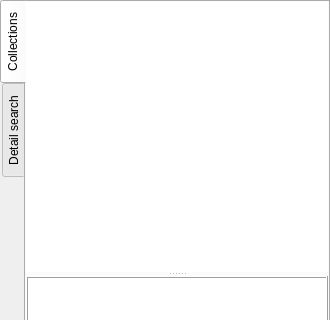
Qt form views/navigatorview.ui (caxapyk/pa-decision) before a commit; both pictures show x 0 to 330 and y 0 to 320 of the 330 by 600 pixel window.
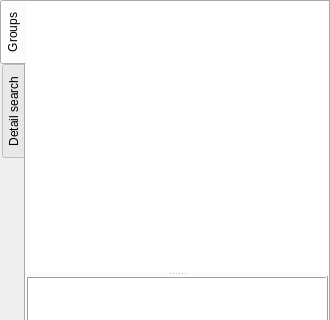
The same form after that commit. Icons and pictures are not drawn.

The edit to the form file:
```diff
--- a/views/navigatorview.ui
+++ b/views/navigatorview.ui
@@ -61,7 +61,7 @@
         <normaloff>:/icons/icons/collection-16.png</normaloff>:/icons/icons/collection-16.png</iconset>
       </attribute>
       <attribute name="title">
-       <string>Collections</string>
+       <string>Groups</string>
       </attribute>
       <layout class="QVBoxLayout" name="verticalLayout_2">
        <property name="spacing">
```
Left out of the diff: 4 changed lines with no effect on the pictures.
